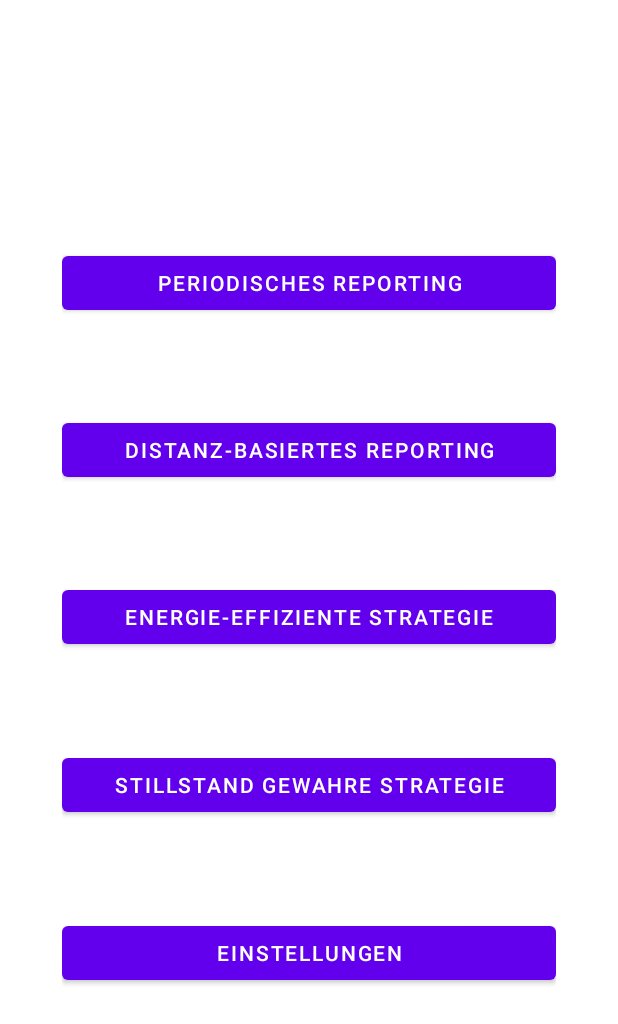
After one commit to NicoNeumann14/LM-Prakti3, an Android app: the layout activity_menu.xml on its own in the app's theme, with its tools: preview values and no code run, on a phone screen of 412 x 824 dp. The commit adds this screen. Shown: the top 1024 px of the screen. Run offline under Robolectric (Android 15) with nearby library versions, the phone set to English and light mode, and no system bars.

Commit message:
Menüseite zur Auswahl der Unteraufgaben + Einstellungen erstellt

```diff
--- a/app/build.gradle
+++ b/app/build.gradle
@@ -30,6 +30,9 @@ android {
     kotlinOptions {
         jvmTarget = '1.8'
     }
+    buildFeatures {
+        viewBinding true
+    }
 }
 
 dependencies {
@@ -41,6 +44,8 @@ dependencies {
     implementation 'androidx.constraintlayout:constraintlayout:2.1.4'
     implementation "com.google.android.gms:play-services-location:17.1.0"
     implementation 'com.google.android.gms:play-services-maps:18.1.0'
+    implementation 'androidx.navigation:navigation-fragment-ktx:2.5.3'
+    implementation 'androidx.navigation:navigation-ui-ktx:2.5.3'
     testImplementation 'junit:junit:4.13.2'
     androidTestImplementation 'androidx.test.ext:junit:1.1.3'
     androidTestImplementation 'androidx.test.espresso:espresso-core:3.4.0'
--- /dev/null
+++ b/app/src/main/res/layout/activity_menu.xml
@@ -0,0 +1,100 @@
+<?xml version="1.0" encoding="utf-8"?>
+<androidx.constraintlayout.widget.ConstraintLayout xmlns:android="http://schemas.android.com/apk/res/android"
+    xmlns:app="http://schemas.android.com/apk/res-auto"
+    xmlns:tools="http://schemas.android.com/tools"
+    android:layout_width="match_parent"
+    android:layout_height="match_parent"
+    tools:context=".MenuActivity">
+
+    <LinearLayout
+        android:layout_width="0dp"
+        android:layout_height="0dp"
+        android:isScrollContainer="false"
+        android:orientation="vertical"
+        app:layout_constraintBottom_toTopOf="@+id/guidelineBot"
+        app:layout_constraintEnd_toStartOf="@+id/guidelineRight"
+        app:layout_constraintStart_toStartOf="@+id/guidelineLeft"
+        app:layout_constraintTop_toTopOf="@+id/guidelineTop">
+
+        <Button
+            android:id="@+id/btnPeriodic"
+            android:layout_width="match_parent"
+            android:layout_height="wrap_content"
+            android:text="@string/btn_periodic" />
+
+        <Space
+            android:layout_width="wrap_content"
+            android:layout_height="wrap_content"
+            android:layout_weight="@integer/material_motion_duration_long_1"/>
+
+        <Button
+            android:id="@+id/btnDistance"
+            android:layout_width="match_parent"
+            android:layout_height="wrap_content"
+            android:text="@string/btn_distance" />
+
+        <Space
+            android:layout_width="wrap_content"
+            android:layout_height="wrap_content"
+            android:layout_weight="@integer/material_motion_duration_long_1"/>
+
+        <Button
+            android:id="@+id/btnEnergyEfficient"
+            android:layout_width="match_parent"
+            android:layout_height="wrap_content"
+            android:text="@string/btn_energy_efficient" />
+
+        <Space
+            android:layout_width="wrap_content"
+            android:layout_height="wrap_content"
+            android:layout_weight="@integer/material_motion_duration_long_1"/>
+
+        <Button
+            android:id="@+id/btnStill"
+            android:layout_width="match_parent"
+            android:layout_height="wrap_content"
+            android:text="@string/btn_still" />
+
+        <Space
+            android:layout_width="wrap_content"
+            android:layout_height="wrap_content"
+            android:layout_weight="@integer/material_motion_duration_long_1"/>
+
+        <Button
+            android:id="@+id/btnSettings"
+            android:layout_width="match_parent"
+            android:layout_height="wrap_content"
+            android:text="@string/btn_settings" />
+
+    </LinearLayout>
+
+
+    <androidx.constraintlayout.widget.Guideline
+        android:id="@+id/guidelineTop"
+        android:layout_width="wrap_content"
+        android:layout_height="wrap_content"
+        android:orientation="horizontal"
+        app:layout_constraintGuide_percent="0.20" />
+
+    <androidx.constraintlayout.widget.Guideline
+        android:id="@+id/guidelineBot"
+        android:layout_width="wrap_content"
+        android:layout_height="wrap_content"
+        android:orientation="horizontal"
+        app:layout_constraintGuide_percent="0.8" />
+
+    <androidx.constraintlayout.widget.Guideline
+        android:id="@+id/guidelineLeft"
+        android:layout_width="wrap_content"
+        android:layout_height="wrap_content"
+        android:orientation="vertical"
+        app:layout_constraintGuide_percent="0.1" />
+
+    <androidx.constraintlayout.widget.Guideline
+        android:id="@+id/guidelineRight"
+        android:layout_width="wrap_content"
+        android:layout_height="wrap_content"
+        android:orientation="vertical"
+        app:layout_constraintGuide_percent="0.9" />
+
+</androidx.constraintlayout.widget.ConstraintLayout>
--- a/app/src/main/res/values/strings.xml
+++ b/app/src/main/res/values/strings.xml
@@ -1,3 +1,19 @@
 <resources>
     <string name="app_name">LM_RHN_Prakti2</string>
+
+    <string name="title_activity_menu">MenuActivity</string>
+    <string name="btn_periodic">Periodisches Reporting</string>
+    <string name="btn_distance">Distanz-basiertes Reporting</string>
+    <string name="btn_energy_efficient">Energie-effiziente Strategie</string>
+    <string name="btn_still">Stillstand gewahre Strategie</string>
+    <string name="btn_settings">Einstellungen</string>
+
+    <!-- Strings used for fragments for navigation -->
+    <string name="first_fragment_label">First Fragment</string>
+    <string name="second_fragment_label">Second Fragment</string>
+    <string name="next">Next</string>
+    <string name="previous">Previous</string>
+
+    <string name="hello_first_fragment">Hello first fragment</string>
+    <string name="hello_second_fragment">Hello second fragment. Arg: %1$s</string>
 </resources>
```
Also changed, not shown: app/src/main/AndroidManifest.xml (+13 -9 lines), app/src/main/java/com/example/lm_rhn_prakti2/MainActivity.kt (+10 -3 lines), app/src/main/java/com/example/lm_rhn_prakti2/MenuActivity.kt (added, +46 -0 lines), app/src/main/res/values/themes.xml (+9 -0 lines).
